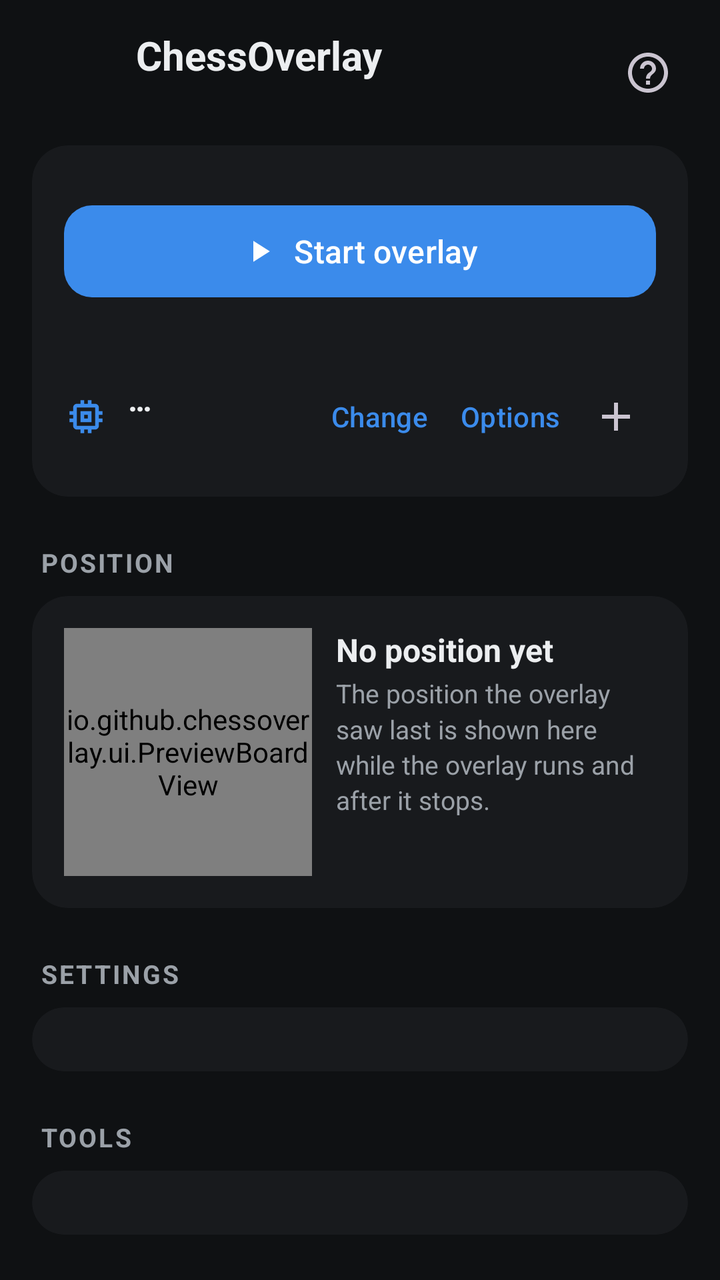
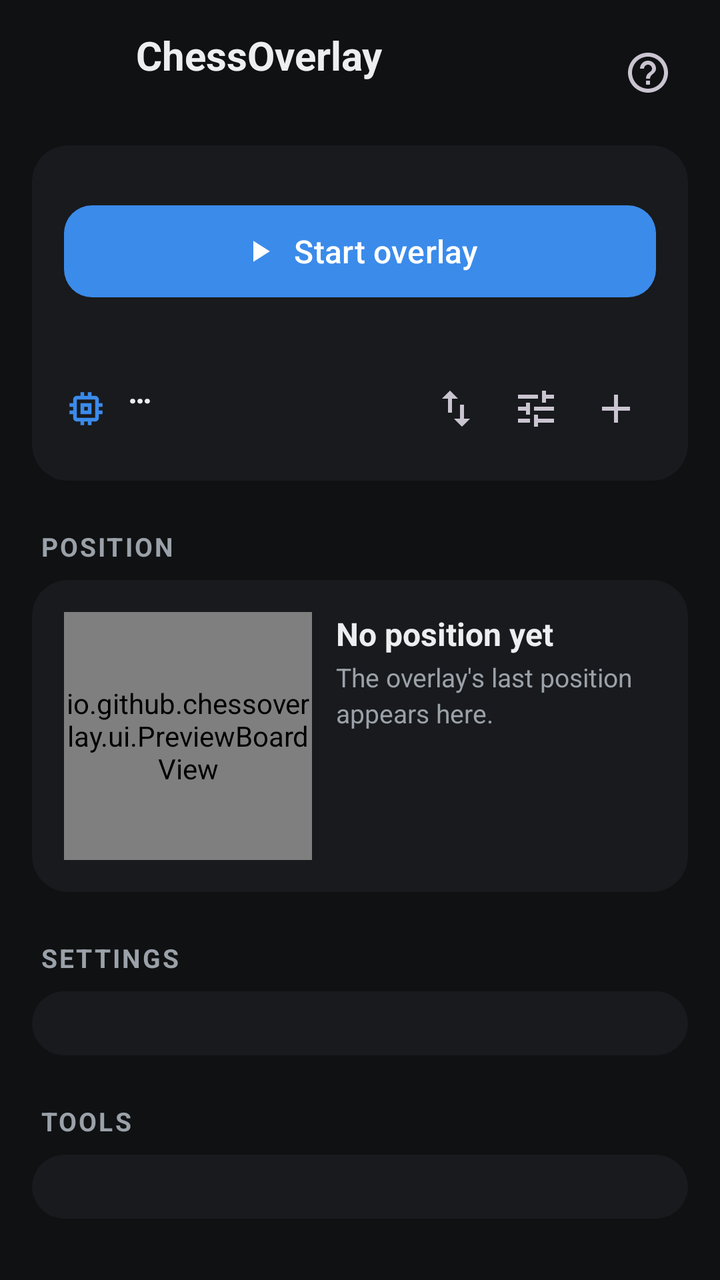

An Android layout rendered at two revisions. The XML below is the earlier revision; the diff shows what the commit changed to produce the second picture.
<!-- AndroidManifest.xml: application theme Theme.ChessOverlay -->
<!-- res/layout/activity_main.xml -->
<?xml version="1.0" encoding="utf-8"?>
<androidx.core.widget.NestedScrollView xmlns:android="http://schemas.android.com/apk/res/android"
    xmlns:app="http://schemas.android.com/apk/res-auto"
    android:id="@+id/scroll"
    android:layout_width="match_parent"
    android:layout_height="match_parent"
    android:background="@color/bg"
    android:fillViewport="true">

    <LinearLayout
        android:id="@+id/content"
        android:layout_width="match_parent"
        android:layout_height="wrap_content"
        android:orientation="vertical"
        android:paddingStart="16dp"
        android:paddingTop="14dp"
        android:paddingEnd="16dp"
        android:paddingBottom="24dp">

        
        <LinearLayout
            android:layout_width="match_parent"
            android:layout_height="wrap_content"
            android:gravity="center_vertical"
            android:orientation="horizontal">

            <ImageView
                android:id="@+id/appIcon"
                android:layout_width="40dp"
                android:layout_height="40dp"
                android:contentDescription="@null"
                android:src="@mipmap/ic_launcher" />

            <LinearLayout
                android:layout_width="0dp"
                android:layout_height="wrap_content"
                android:layout_marginStart="12dp"
                android:layout_weight="1"
                android:orientation="vertical">

                <TextView
                    android:id="@+id/appName"
                    android:layout_width="wrap_content"
                    android:layout_height="wrap_content"
                    android:text="ChessOverlay"
                    android:textColor="@color/text"
                    android:textSize="20sp"
                    android:textStyle="bold" />

                <TextView
                    android:id="@+id/status"
                    style="@style/Caption"
                    android:layout_width="wrap_content"
                    android:layout_height="wrap_content" />
            </LinearLayout>

            <ImageButton
                android:id="@+id/help"
                style="@style/IconButton"
                android:contentDescription="Help"
                android:src="@drawable/ic_help" />
        </LinearLayout>

        
        <com.google.android.material.card.MaterialCardView
            android:layout_width="match_parent"
            android:layout_height="wrap_content"
            android:layout_marginTop="14dp">

            <LinearLayout
                android:layout_width="match_parent"
                android:layout_height="wrap_content"
                android:orientation="vertical">

                <LinearLayout
                    android:id="@+id/checks"
                    android:layout_width="match_parent"
                    android:layout_height="wrap_content"
                    android:orientation="horizontal" />

                <com.google.android.material.progressindicator.LinearProgressIndicator
                    android:id="@+id/modelProgress"
                    android:layout_width="match_parent"
                    android:layout_height="wrap_content"
                    android:layout_marginTop="6dp"
                    android:visibility="gone"
                    app:trackCornerRadius="2dp" />

                <com.google.android.material.button.MaterialButton
                    android:id="@+id/start"
                    android:layout_width="match_parent"
                    android:layout_height="54dp"
                    android:layout_marginTop="10dp"
                    android:text="Start overlay"
                    android:textSize="16sp"
                    app:cornerRadius="14dp"
                    app:icon="@drawable/ic_play"
                    app:iconGravity="textStart" />

                <TextView
                    android:id="@+id/startHint"
                    style="@style/Caption"
                    android:layout_width="match_parent"
                    android:layout_height="wrap_content"
                    android:layout_marginTop="6dp"
                    android:gravity="center" />

                <LinearLayout
                    android:layout_width="match_parent"
                    android:layout_height="wrap_content"
                    android:layout_marginTop="8dp"
                    android:gravity="center_vertical"
                    android:orientation="horizontal">

                    <ImageView
                        android:layout_width="22dp"
                        android:layout_height="22dp"
                        android:contentDescription="@null"
                        android:src="@drawable/ic_engine"
                        app:tint="@color/accent" />

                    <LinearLayout
                        android:layout_width="0dp"
                        android:layout_height="wrap_content"
                        android:layout_marginStart="10dp"
                        android:layout_weight="1"
                        android:orientation="vertical">

                        <TextView
                            android:id="@+id/engineName"
                            style="@style/Title"
                            android:layout_width="match_parent"
                            android:layout_height="wrap_content"
                            android:ellipsize="end"
                            android:maxLines="1"
                            android:text="…"
                            android:textStyle="bold" />

                        <TextView
                            android:id="@+id/engineKind"
                            style="@style/Caption"
                            android:layout_width="match_parent"
                            android:layout_height="wrap_content"
                            android:ellipsize="end"
                            android:maxLines="1" />
                    </LinearLayout>

                    <com.google.android.material.button.MaterialButton
                        android:id="@+id/engineChange"
                        style="@style/Widget.Material3.Button.TextButton"
                        android:layout_width="wrap_content"
                        android:layout_height="wrap_content"
                        android:minWidth="0dp"
                        android:paddingStart="8dp"
                        android:paddingEnd="8dp"
                        android:text="Change"
                        android:textAllCaps="false" />

                    <com.google.android.material.button.MaterialButton
                        android:id="@+id/engineOptions"
                        style="@style/Widget.Material3.Button.TextButton"
                        android:layout_width="wrap_content"
                        android:layout_height="wrap_content"
                        android:minWidth="0dp"
                        android:paddingStart="8dp"
                        android:paddingEnd="8dp"
                        android:text="Options"
                        android:textAllCaps="false" />

                    <ImageButton
                        android:id="@+id/engineAdd"
                        style="@style/IconButton"
                        android:contentDescription="Add an engine file"
                        android:src="@drawable/ic_add" />
                </LinearLayout>
            </LinearLayout>
        </com.google.android.material.card.MaterialCardView>

        
        <TextView
            style="@style/Section"
            android:layout_width="wrap_content"
            android:layout_height="wrap_content"
            android:text="Position" />

        <com.google.android.material.card.MaterialCardView
            android:layout_width="match_parent"
            android:layout_height="wrap_content">

            <LinearLayout
                android:layout_width="match_parent"
                android:layout_height="wrap_content"
                android:orientation="vertical">

                <LinearLayout
                    android:layout_width="match_parent"
                    android:layout_height="wrap_content"
                    android:orientation="horizontal">

                    <io.github.chessoverlay.ui.PreviewBoardView
                        android:id="@+id/preview"
                        android:layout_width="124dp"
                        android:layout_height="124dp" />

                    <LinearLayout
                        android:layout_width="0dp"
                        android:layout_height="wrap_content"
                        android:layout_marginStart="12dp"
                        android:layout_weight="1"
                        android:orientation="vertical">

                        <TextView
                            android:id="@+id/positionTitle"
                            style="@style/Title"
                            android:layout_width="match_parent"
                            android:layout_height="wrap_content"
                            android:text="No position yet"
                            android:textStyle="bold" />

                        <TextView
                            android:id="@+id/positionDetail"
                            style="@style/Caption"
                            android:layout_width="match_parent"
                            android:layout_height="wrap_content"
                            android:layout_marginTop="2dp"
                            android:text="The position the overlay saw last is shown here while the overlay runs and after it stops." />

                        <TextView
                            android:id="@+id/positionFen"
                            android:layout_width="match_parent"
                            android:layout_height="wrap_content"
                            android:layout_marginTop="4dp"
                            android:fontFamily="monospace"
                            android:maxLines="4"
                            android:textColor="@color/text_dim"
                            android:textIsSelectable="true"
                            android:textSize="11sp"
                            android:visibility="gone" />
                    </LinearLayout>
                </LinearLayout>

                <LinearLayout
                    android:id="@+id/positionActions"
                    android:layout_width="match_parent"
                    android:layout_height="wrap_content"
                    android:layout_marginTop="8dp"
                    android:orientation="vertical"
                    android:visibility="gone" />

                <LinearLayout
                    android:id="@+id/kept"
                    android:layout_width="match_parent"
                    android:layout_height="wrap_content"
                    android:orientation="vertical"
                    android:visibility="gone" />
            </LinearLayout>
        </com.google.android.material.card.MaterialCardView>

        
        <TextView
            style="@style/Section"
            android:layout_width="wrap_content"
            android:layout_height="wrap_content"
            android:text="Settings" />

        <com.google.android.material.card.MaterialCardView
            android:layout_width="match_parent"
            android:layout_height="wrap_content">

            <LinearLayout
                android:id="@+id/settings"
                android:layout_width="match_parent"
                android:layout_height="wrap_content"
                android:orientation="vertical" />
        </com.google.android.material.card.MaterialCardView>

        
        <TextView
            style="@style/Section"
            android:layout_width="wrap_content"
            android:layout_height="wrap_content"
            android:text="Tools" />

        <com.google.android.material.card.MaterialCardView
            android:layout_width="match_parent"
            android:layout_height="wrap_content">

            <LinearLayout
                android:id="@+id/tools"
                android:layout_width="match_parent"
                android:layout_height="wrap_content"
                android:orientation="vertical" />
        </com.google.android.material.card.MaterialCardView>

        <TextView
            android:id="@+id/version"
            style="@style/Caption"
            android:layout_width="match_parent"
            android:layout_height="wrap_content"
            android:layout_marginTop="14dp"
            android:gravity="center" />

        <TextView
            style="@style/Caption"
            android:layout_width="match_parent"
            android:layout_height="wrap_content"
            android:layout_marginStart="4dp"
            android:layout_marginTop="6dp"
            android:layout_marginEnd="4dp"
            android:gravity="center"
            android:text="Fair play: engine help in live games against people is cheating. Sites detect it and ban accounts." />
    </LinearLayout>
</androidx.core.widget.NestedScrollView>
<!-- resources referenced by this layout -->
<resources>
  <color name="accent">#3B8BEB</color>
  <color name="bg">#0F1113</color>
  <color name="text">#ECEEF0</color>
  <color name="text_dim">#9BA1A8</color>
  <!-- drawable ic_add (drawable) -->
  <?xml version="1.0" encoding="utf-8"?>
  <vector xmlns:android="http://schemas.android.com/apk/res/android"
      android:width="24dp" android:height="24dp" android:viewportWidth="24" android:viewportHeight="24"
      android:tint="?attr/colorControlNormal">
      <path android:fillColor="@android:color/white" android:pathData="M19,13h-6v6h-2v-6H5v-2h6V5h2v6h6v2z" />
  </vector>
  <!-- drawable ic_play (drawable) -->
  <?xml version="1.0" encoding="utf-8"?>
  <vector xmlns:android="http://schemas.android.com/apk/res/android"
      android:width="24dp" android:height="24dp" android:viewportWidth="24" android:viewportHeight="24"
      android:tint="?attr/colorControlNormal">
      <path android:fillColor="@android:color/white" android:pathData="M8,5v14l11,-7z" />
  </vector>
  <!-- mipmap ic_launcher (mipmap-anydpi-v26) -->
  <?xml version="1.0" encoding="utf-8"?>
  <adaptive-icon xmlns:android="http://schemas.android.com/apk/res/android">
      <background android:drawable="@drawable/ic_launcher_bg" />
      <foreground android:drawable="@drawable/ic_launcher_fg" />
      <monochrome android:drawable="@drawable/ic_launcher_mono" />
  </adaptive-icon>
  <style name="Caption" parent="">
          <item name="android:textSize">13sp</item>
          <item name="android:textColor">@color/text_dim</item>
          <item name="android:lineSpacingMultiplier">1.15</item>
      </style>
  <style name="IconButton" parent="Widget.AppCompat.ImageButton">
          <item name="android:layout_width">40dp</item>
          <item name="android:layout_height">40dp</item>
          <item name="android:background">?attr/selectableItemBackgroundBorderless</item>
          <item name="android:scaleType">centerInside</item>
          <item name="tint">?attr/colorControlNormal</item>
      </style>
  <style name="Title" parent="">
          <item name="android:textSize">16sp</item>
          <item name="android:textColor">@color/text</item>
      </style>
  <color name="on_accent">#FFFFFF</color>
  <color name="accent_dim">#1B3A5E</color>
  <color name="surface">#181A1D</color>
  <color name="surface_high">#202328</color>
  <color name="outline">#2C3036</color>
  <color name="bad">#E5534B</color>
  <style name="Card" parent="Widget.Material3.CardView.Filled">
          <item name="cardBackgroundColor">@color/surface</item>
          <item name="cardCornerRadius">18dp</item>
          <item name="contentPadding">16dp</item>
      </style>
  <style name="ChoiceChip" parent="Widget.Material3.Chip.Filter">
          <item name="chipMinTouchTargetSize">40dp</item>
          <item name="checkedIconVisible">false</item>
          <item name="chipBackgroundColor">@color/chip_bg</item>
          <item name="chipStrokeColor">@color/chip_stroke</item>
          <item name="android:textColor">@color/chip_text</item>
      </style>
  <style name="TonalButton" parent="Widget.Material3.Button.TonalButton" />
  <!-- unchanged entries left out for length: 8 -->
</resources>

<!-- the commit's change to res/layout/activity_main.xml (unified diff, before → after) -->
@@ -145,32 +145,25 @@
                             android:maxLines="1" />
                     </LinearLayout>
 
-                    <com.google.android.material.button.MaterialButton
+                    <ImageButton
                         android:id="@+id/engineChange"
-                        style="@style/Widget.Material3.Button.TextButton"
-                        android:layout_width="wrap_content"
-                        android:layout_height="wrap_content"
-                        android:minWidth="0dp"
-                        android:paddingStart="8dp"
-                        android:paddingEnd="8dp"
-                        android:text="Change"
-                        android:textAllCaps="false" />
-
-                    <com.google.android.material.button.MaterialButton
+                        style="@style/IconButton"
+                        android:contentDescription="Change the engine"
+                        android:tooltipText="Change the engine"
+                        android:src="@drawable/ic_swap" />
+
+                    <ImageButton
                         android:id="@+id/engineOptions"
-                        style="@style/Widget.Material3.Button.TextButton"
-                        android:layout_width="wrap_content"
-                        android:layout_height="wrap_content"
-                        android:minWidth="0dp"
-                        android:paddingStart="8dp"
-                        android:paddingEnd="8dp"
-                        android:text="Options"
-                        android:textAllCaps="false" />
+                        style="@style/IconButton"
+                        android:contentDescription="Engine options"
+                        android:tooltipText="Engine options"
+                        android:src="@drawable/ic_tune" />
 
                     <ImageButton
                         android:id="@+id/engineAdd"
                         style="@style/IconButton"
                         android:contentDescription="Add an engine file"
+                        android:tooltipText="Add an engine file"
                         android:src="@drawable/ic_add" />
                 </LinearLayout>
             </LinearLayout>
@@ -223,7 +216,7 @@
                             android:layout_width="match_parent"
                             android:layout_height="wrap_content"
                             android:layout_marginTop="2dp"
-                            android:text="The position the overlay saw last is shown here while the overlay runs and after it stops." />
+                            android:text="The overlay's last position appears here." />
 
                         <TextView
                             android:id="@+id/positionFen"
<!-- resource entries referenced after the edit -->
@@ -17,6 +17,20 @@
       android:width="24dp" android:height="24dp" android:viewportWidth="24" android:viewportHeight="24"
       android:tint="?attr/colorControlNormal">
       <path android:fillColor="@android:color/white" android:pathData="M8,5v14l11,-7z" />
+  </vector>
+  <!-- drawable ic_swap (drawable) -->
+  <?xml version="1.0" encoding="utf-8"?>
+  <vector xmlns:android="http://schemas.android.com/apk/res/android"
+      android:width="24dp" android:height="24dp" android:viewportWidth="24" android:viewportHeight="24"
+      android:tint="?attr/colorControlNormal">
+      <path android:fillColor="@android:color/white" android:pathData="M16,17.01V10h-2v7.01h-3L15,21l4,-3.99h-3zM9,3L5,6.99h3V14h2V6.99h3L9,3z" />
+  </vector>
+  <!-- drawable ic_tune (drawable) -->
+  <?xml version="1.0" encoding="utf-8"?>
+  <vector xmlns:android="http://schemas.android.com/apk/res/android"
+      android:width="24dp" android:height="24dp" android:viewportWidth="24" android:viewportHeight="24"
+      android:tint="?attr/colorControlNormal">
+      <path android:fillColor="@android:color/white" android:pathData="M3,17v2h6v-2H3zM3,5v2h10V5H3zM13,21v-2h8v-2h-8v-2h-2v6h2zM7,9v2H3v2h4v2h2V9H7zM21,13v-2H11v2h10zM15,9h2V7h4V5h-4V3h-2v6z" />
   </vector>
   <!-- mipmap ic_launcher (mipmap-anydpi-v26) -->
   <?xml version="1.0" encoding="utf-8"?>
